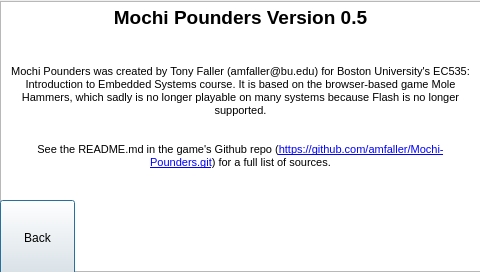
Qt form Mochi-Pounders/credits.ui (amfaller/Mochi-Pounders) before a commit.
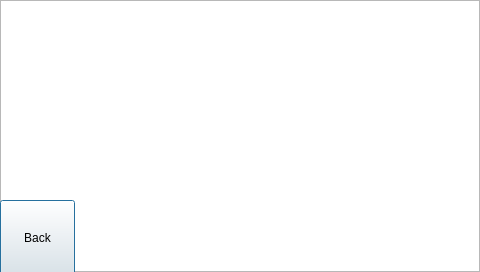
The same form after that commit.

What changed in the file:
```diff
--- a/Mochi-Pounders/credits.ui
+++ b/Mochi-Pounders/credits.ui
@@ -30,9 +30,9 @@
    <property name="geometry">
     <rect>
      <x>0</x>
-     <y>1</y>
-     <width>481</width>
-     <height>271</height>
+     <y>0</y>
+     <width>480</width>
+     <height>272</height>
     </rect>
    </property>
    <property name="html">
@@ -40,13 +40,13 @@
 &lt;html&gt;&lt;head&gt;&lt;meta name=&quot;qrichtext&quot; content=&quot;1&quot; /&gt;&lt;style type=&quot;text/css&quot;&gt;
 p, li { white-space: pre-wrap; }
 &lt;/style&gt;&lt;/head&gt;&lt;body style=&quot; font-family:'MS Shell Dlg 2'; font-size:8.25pt; font-weight:400; font-style:normal;&quot;&gt;
-&lt;p align=&quot;center&quot; style=&quot; margin-top:0px; margin-bottom:0px; margin-left:0px; margin-right:0px; -qt-block-indent:0; text-indent:0px;&quot;&gt;&lt;span style=&quot; font-size:14pt; font-weight:600;&quot;&gt;Mochi Pounders Version 0.5&lt;/span&gt;&lt;/p&gt;
-&lt;p align=&quot;center&quot; style=&quot;-qt-paragraph-type:empty; margin-top:0px; margin-bottom:0px; margin-left:0px; margin-right:0px; -qt-block-indent:0; text-indent:0px; font-size:14pt; font-weight:600;&quot;&gt;&lt;br /&gt;&lt;/p&gt;
-&lt;p align=&quot;center&quot; style=&quot;-qt-paragraph-type:empty; margin-top:0px; margin-bottom:0px; margin-left:0px; margin-right:0px; -qt-block-indent:0; text-indent:0px;&quot;&gt;&lt;br /&gt;&lt;/p&gt;
-&lt;p align=&quot;center&quot; style=&quot; margin-top:0px; margin-bottom:0px; margin-left:0px; margin-right:0px; -qt-block-indent:0; text-indent:0px;&quot;&gt;Mochi Pounders was created by Tony Faller (amfaller@bu.edu) for Boston University's EC535: Introduction to Embedded Systems course. It is based on the browser-based game Mole Hammers, which sadly is no longer playable on many systems because Flash is no longer supported.&lt;/p&gt;
-&lt;p align=&quot;center&quot; style=&quot;-qt-paragraph-type:empty; margin-top:0px; margin-bottom:0px; margin-left:0px; margin-right:0px; -qt-block-indent:0; text-indent:0px;&quot;&gt;&lt;br /&gt;&lt;/p&gt;
-&lt;p align=&quot;center&quot; style=&quot;-qt-paragraph-type:empty; margin-top:0px; margin-bottom:0px; margin-left:0px; margin-right:0px; -qt-block-indent:0; text-indent:0px;&quot;&gt;&lt;br /&gt;&lt;/p&gt;
-&lt;p align=&quot;center&quot; style=&quot; margin-top:0px; margin-bottom:0px; margin-left:0px; margin-right:0px; -qt-block-indent:0; text-indent:0px;&quot;&gt;See the README.md in the game's Github repo (&lt;a href=&quot;https://github.com/amfaller/Mochi-Pounders.git&quot;&gt;&lt;span style=&quot; font-size:8pt; text-decoration: underline; color:#0000ff;&quot;&gt;https://github.com/amfaller/Mochi-Pounders.git&lt;/span&gt;&lt;/a&gt;) for a full list of sources.&lt;/p&gt;&lt;/body&gt;&lt;/html&gt;</string>
+&lt;p align=&quot;center&quot; style=&quot; margin-top:0px; margin-bottom:0px; margin-left:0px; margin-right:0px; -qt-block-indent:0; text-indent:0px;&quot;&gt;&lt;span style=&quot; font-size:14pt; font-weight:600; color:#ffffff;&quot;&gt;Mochi Pounders Version 0.5&lt;/span&gt;&lt;/p&gt;
+&lt;p align=&quot;center&quot; style=&quot;-qt-paragraph-type:empty; margin-top:0px; margin-bottom:0px; margin-left:0px; margin-right:0px; -qt-block-indent:0; text-indent:0px; font-size:14pt; font-weight:600; color:#ffffff;&quot;&gt;&lt;br /&gt;&lt;/p&gt;
+&lt;p align=&quot;center&quot; style=&quot;-qt-paragraph-type:empty; margin-top:0px; margin-bottom:0px; margin-left:0px; margin-right:0px; -qt-block-indent:0; text-indent:0px; color:#ffffff;&quot;&gt;&lt;br /&gt;&lt;/p&gt;
+&lt;p align=&quot;center&quot; style=&quot; margin-top:0px; margin-bottom:0px; margin-left:0px; margin-right:0px; -qt-block-indent:0; text-indent:0px;&quot;&gt;&lt;span style=&quot; color:#ffffff;&quot;&gt;Mochi Pounders was created by Tony Faller (amfaller@bu.edu) for Boston University's EC535: Introduction to Embedded Systems course. It is based on the browser-based game Mole Hammers, which sadly is no longer playable on many systems because Flash is no longer supported.&lt;/span&gt;&lt;/p&gt;
+&lt;p align=&quot;center&quot; style=&quot;-qt-paragraph-type:empty; margin-top:0px; margin-bottom:0px; margin-left:0px; margin-right:0px; -qt-block-indent:0; text-indent:0px; color:#ffffff;&quot;&gt;&lt;br /&gt;&lt;/p&gt;
+&lt;p align=&quot;center&quot; style=&quot;-qt-paragraph-type:empty; margin-top:0px; margin-bottom:0px; margin-left:0px; margin-right:0px; -qt-block-indent:0; text-indent:0px; color:#ffffff;&quot;&gt;&lt;br /&gt;&lt;/p&gt;
+&lt;p align=&quot;center&quot; style=&quot; margin-top:0px; margin-bottom:0px; margin-left:0px; margin-right:0px; -qt-block-indent:0; text-indent:0px;&quot;&gt;&lt;span style=&quot; color:#ffffff;&quot;&gt;See the README.md in the game's Github repo (&lt;/span&gt;&lt;a href=&quot;https://github.com/amfaller/Mochi-Pounders.git&quot;&gt;&lt;span style=&quot; font-size:8pt; text-decoration: underline; color:#ffffff;&quot;&gt;https://github.com/amfaller/Mochi-Pounders.git&lt;/span&gt;&lt;/a&gt;&lt;span style=&quot; color:#ffffff;&quot;&gt;) for a full list of sources.&lt;/span&gt;&lt;/p&gt;&lt;/body&gt;&lt;/html&gt;</string>
    </property>
   </widget>
   <zorder>textBrowser</zorder>
```
